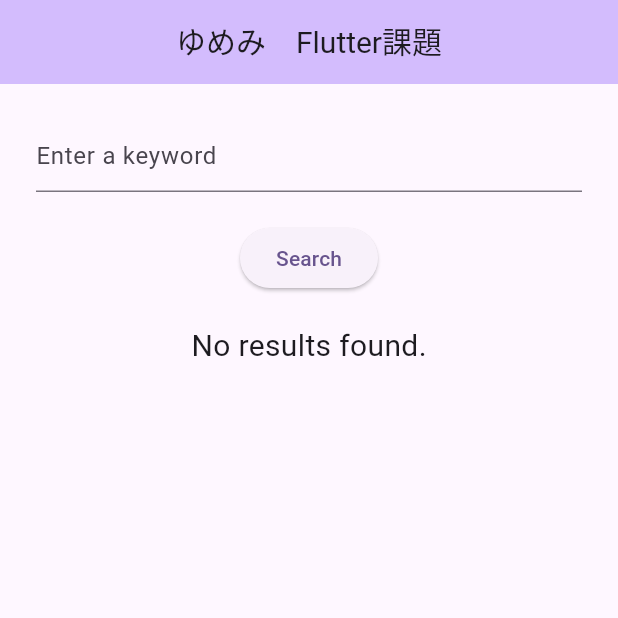
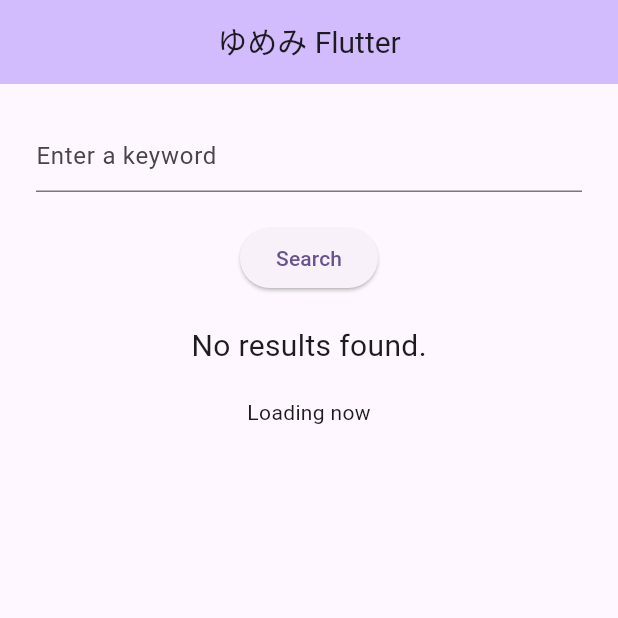
Before and after one commit to Kurokawa018/gitSearchRepo_flutter, a Flutter app: the screen it shows after launch, after a tap on "Search", on a phone screen of 412 x 824 dp, the top half of it. Run offline on Flutter 3.47's test engine with Material 2 defaults, Android fonts, the light colour scheme and no system bars; our stand-ins replace flutter_riverpod; network calls fail.

Commit message:
APIリクエストの状態をriverpodで管理する

```diff
--- a/lib/main.dart
+++ b/lib/main.dart
@@ -1,4 +1,7 @@
+//packages
 import 'package:flutter/material.dart';
+import 'package:flutter_riverpod/flutter_riverpod.dart';
+import 'dart:convert';
 
 //models
 import 'model/API_model.dart';
@@ -10,11 +13,11 @@
 import '../constants/doubles.dart';
 
 void main() {
-  runApp(const MyApp());
+  runApp(const ProviderScope(child: MyApp()));
 }
 
 class MyApp extends StatelessWidget {
-  const MyApp({super.key});
+  const MyApp({Key? key}) : super(key: key);
 
   // This widget is the root of your application.
   @override
@@ -26,43 +29,39 @@
         useMaterial3: true,
 
       ),
-      home: const MyHomePage(title: 'ゆめみ　Flutter課題'),
+      home: MyHomePage(),
     );
   }
 }
 
-class MyHomePage extends StatefulWidget {
-  const MyHomePage({super.key, required this.title});
+class MyHomePage extends ConsumerWidget {
 
+  final _controller = TextEditingController();
+  List<dynamic> _items = [];
+  bool  isLoading = false;
 
-  final String title;
-
+  // void _search() async {
+  //   var client = new GithubModel();
+  //   var result = await client.fetchRepositories(_controller.text);
+  //   print("=====getting API results==========");
+  //   //nullチェック
+  //   _items = result!;
+  //   print(_items
+  //   );
+  // }
 
   @override
-  State<MyHomePage> createState() => _MyHomePageState();
-}
-
-class _MyHomePageState extends State<MyHomePage> {
-  final _controller = TextEditingController();
-  List<dynamic> _items = [];
-
-  void _search() async {
-
-    var client = new GithubModel();
-    var result = await client.get(_controller.text);
-    setState(() {
-      //nullチェック
-      _items = result!;
-    });
-  }
-  @override
-  Widget build(BuildContext context) {
+  Widget build(BuildContext context, WidgetRef ref) {
+    final GithubModel githubModel = ref.watch(githubProvider);
 
     return Scaffold(
       appBar: AppBar(
         centerTitle: true,
-        backgroundColor: Theme.of(context).colorScheme.inversePrimary,
-        title: Text(widget.title, style: TextStyle(fontSize: titleFontSize),),
+        backgroundColor: Theme
+            .of(context)
+            .colorScheme
+            .inversePrimary,
+        title: Text("ゆめみ Flutter", style: TextStyle(fontSize: titleFontSize),),
       ),
       body: Center(
           child: Padding(
@@ -78,19 +77,33 @@
                 ),
                 SizedBox(height: 20),
                 ElevatedButton(
-                onPressed: _search,
+                  onPressed: () async {
+                    //gitHubモデルのsearch起動
+                    await githubModel.search(_controller.text);
+                    _items = githubModel.items;
+                  },
                     child: Text('Search'),
                     ),
                 SizedBox(height: 20),
-              _items.length == 0 ? Text("No results found.",textAlign: TextAlign.left, style: TextStyle(fontSize: titleFontSize)):  Row(
+                _items.length == 0 ? Text(
+                    "No results found.", textAlign: TextAlign.left,
+                    style: TextStyle(fontSize: titleFontSize))
+                        : Row(
                     crossAxisAlignment: CrossAxisAlignment.start,
-                  children:[
-                    Text('Search Results', textAlign: TextAlign.left, style: TextStyle(fontSize: titleFontSize), ),
+                    children: [
+                    Text('Search Results', textAlign: TextAlign.left,
+                    style: TextStyle(fontSize: titleFontSize),),
                     ]
                     ),
                 SizedBox(height: 20),
+                githubModel.isLoading ?
+                  Center(
+                    child: const Text("Loading now"),
+                  ):
+                  SizedBox(height: 20),
                 Expanded(
-                child: ListView.builder(
+                  child :
+                      ListView.builder(
                         itemCount: _items.length,
                         itemBuilder: (context, index) {
                           return Container(
@@ -103,7 +116,8 @@
                                     onTap: () {
                                       Navigator.push(
                                         context,
-                                  MaterialPageRoute(builder: (context) => DetailPage(item: _items[index])),
+                                        MaterialPageRoute(builder: (context) =>
+                                            DetailPage(item: _items[index])),
                                       );
                                     },
                                   ),
@@ -112,7 +126,6 @@
                               ],
                             ),
                           );
-
                         },
                       ),
                     ),
--- a/lib/model/API_model.dart
+++ b/lib/model/API_model.dart
@@ -1,16 +1,49 @@
 import 'dart:convert';
 import 'dart:io';
+import 'package:flutter/cupertino.dart';
 import 'package:http/http.dart' as http;
+import 'package:flutter_riverpod/flutter_riverpod.dart';
 
-class GithubModel {
-  Future<List<dynamic>?> get(String query) async {
-    //APIリクエスト
+final githubProvider = ChangeNotifierProvider(
+        (ref) => GithubModel()
+);
+
+class GithubModel extends ChangeNotifier {
+  bool isLoading = false;
+  List<dynamic> items = [];
+
+  Future<void> search(String query) async {
+    var result = await fetchRepositories(query);
+    //nullチェック
+    items = result!;
+    isLoading = false;
+    notifyListeners();
+  }
+
+
+  Future<List<dynamic>?> fetchRepositories(String query) async {
+    //Loadingの開始
+    startLoading();
+    //リクエストの開始
     var url = 'https://api.github.com/search/repositories?q=$query';
 
     var response = await http.get(Uri.parse(url));
+    print("===" + response.body + "========");
     if (response.statusCode == 200) {
       var jsonResponse = json.decode(response.body);
       return jsonResponse['items'];
+    } else {
+      throw Exception('Failed to load repositories');
     }
+    //Loadingの収量
+    endLoading();
+  }
+  void startLoading() {
+    isLoading = true;
+    notifyListeners();
+  }
+  void endLoading() {
+    isLoading = false;
+    notifyListeners();
   }
 }
```
Lines whose indentation alone changed are shown as unchanged.
